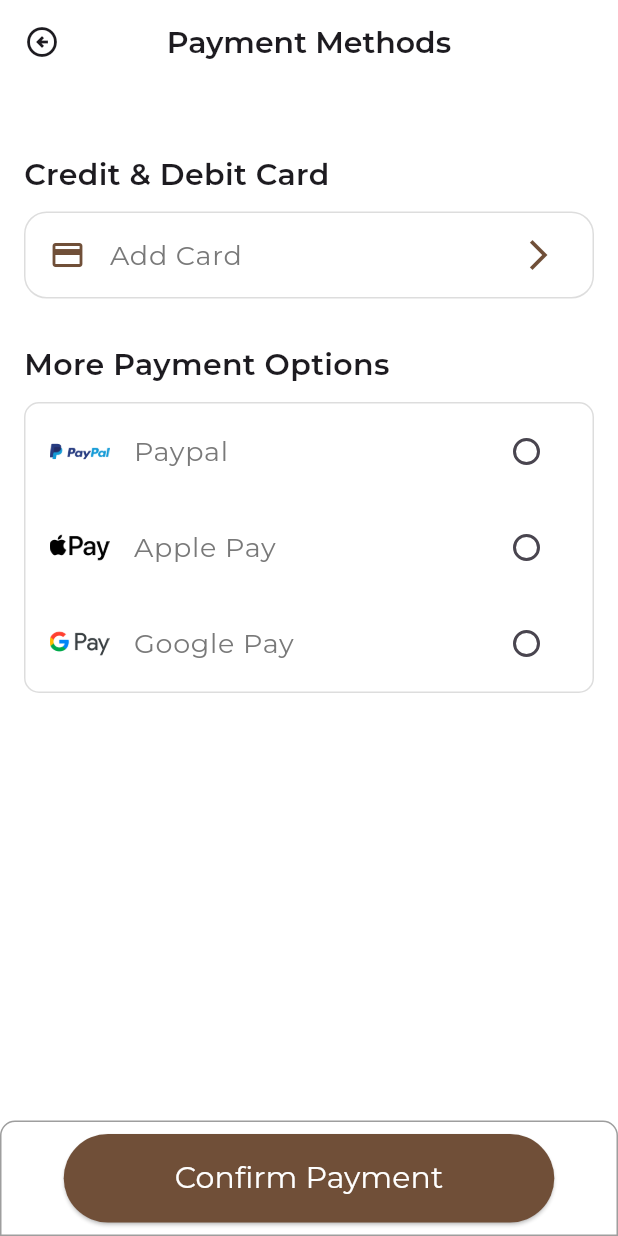
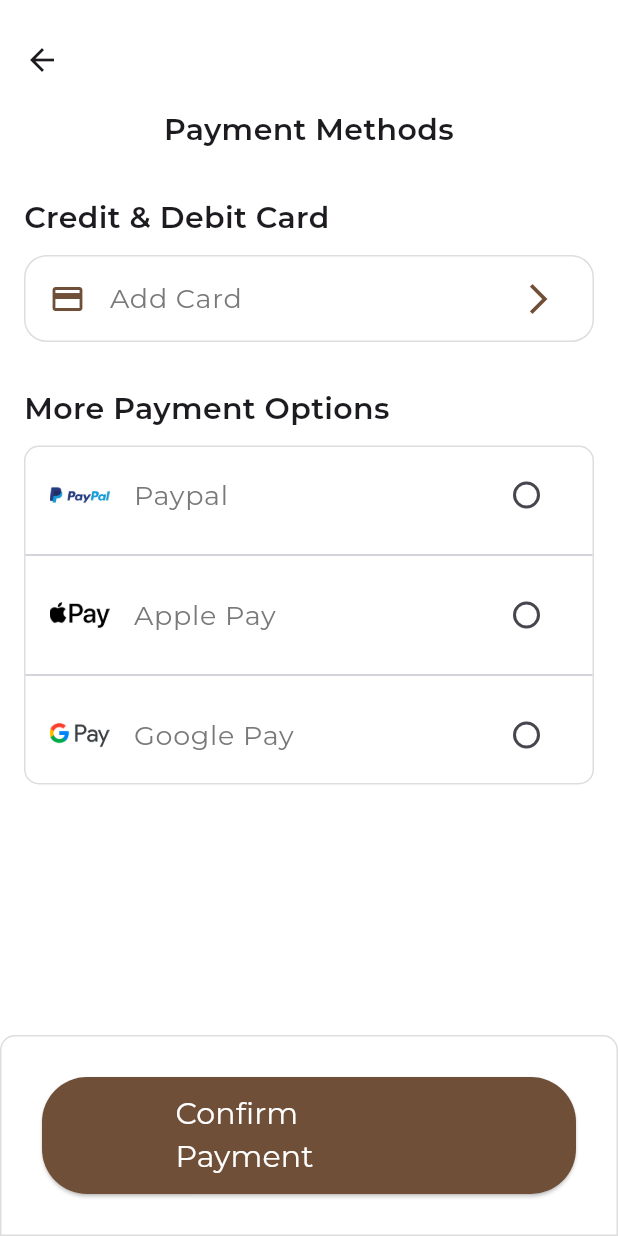
Before and after one commit to Daffaaditya2807/online-store-app-grup3, a Flutter app: the PaymentOptionsPage screen opened directly, on a phone screen of 412 x 824 dp. Run offline on Flutter 3.47's test engine with Material 3 defaults, Android fonts, the phone set to English and light mode, and no system bars; our stand-ins replace buttons_tabbar, google_fonts, persistent_bottom_nav_bar.

Commit message:
menambahkan my_order page (belum revisi) & revisi payments_methods page (minor)

```diff
--- a/lib/page/payments_methods.dart
+++ b/lib/page/payments_methods.dart
@@ -2,24 +2,6 @@ import 'package:flutter/material.dart';
 import 'package:flutter/widgets.dart';
 import 'package:google_fonts/google_fonts.dart';
 import 'package:online_app_final_project/component/list_colour.dart';
-
-// void main() {
-//   runApp(MyApp());
-// }
-
-// class MyApp extends StatelessWidget {
-//   @override
-//   Widget build(BuildContext context) {
-//     return MaterialApp(
-//       title: 'Payment Options',
-//       theme: ThemeData(
-//         primarySwatch: Colors.blue,
-//         visualDensity: VisualDensity.adaptivePlatformDensity,
-//       ),
-//       home: PaymentOptionsPage(),
-//     );
-//   }
-// }
 
 class PaymentOptionsPage extends StatefulWidget {
   @override
@@ -39,31 +21,35 @@ class _PaymentOptionsPageState extends State<PaymentOptionsPage> {
   Widget build(BuildContext context) {
     return Scaffold(
       appBar: AppBar(
-        title: Text(
-          'Payment Methods',
-          style:
-              GoogleFonts.montserrat(fontSize: 20, fontWeight: FontWeight.w600),
-        ),
-        centerTitle: true,
         backgroundColor: Colors.white,
-        leading: IconButton(
-          icon: Icon(Icons.arrow_circle_left_outlined),
+        leading: Padding(
+          padding: EdgeInsets.only(top: 20.0),
+          child: IconButton(
+            icon: Icon(Icons.arrow_back),
             onPressed: () {
               Navigator.of(context).pop();
             },
           ),
         ),
+      ),
       body: Stack(
         children: [
-          // Ubah warna background di sini
           Container(
-            color: Colors.white, // Ganti dengan warna yang diinginkan
+            color: Colors.white,
           ),
           Padding(
             padding: const EdgeInsets.all(16.0),
             child: Column(
               crossAxisAlignment: CrossAxisAlignment.start,
               children: [
+                Center(
+                  child: Text(
+                    'Payment Methods',
+                    textAlign: TextAlign.center,
+                    style: GoogleFonts.montserrat(
+                        fontSize: 20, fontWeight: FontWeight.w600),
+                  ),
+                ),
                 SizedBox(height: 30),
                 _buildCreateDebitCard(),
                 SizedBox(height: 30),
@@ -88,11 +74,13 @@ class _PaymentOptionsPageState extends State<PaymentOptionsPage> {
                         logo: 'assets/paypal.png',
                         value: 'Paypal',
                       ),
+                      Divider(),
                       _buildPaymentOption(
                         title: 'Apple Pay',
                         logo: 'assets/apple-pay.png',
                         value: 'Apple Pay',
                       ),
+                      Divider(),
                       _buildPaymentOption(
                         title: 'Google Pay',
                         logo: 'assets/google-pay.png',
@@ -106,47 +94,6 @@ class _PaymentOptionsPageState extends State<PaymentOptionsPage> {
           ),
           _buildBottomButton(),
         ],
-      ),
-    );
-  }
-
-  Positioned _buildBottomButton() {
-    return Positioned(
-      bottom: 0,
-      left: 0,
-      right: 0,
-      child: Container(
-        decoration: BoxDecoration(
-          color: Colors.white,
-          border: Border.all(color: Colors.grey),
-          borderRadius: BorderRadius.only(
-            topLeft: Radius.circular(10),
-            topRight: Radius.circular(10),
-          ),
-        ),
-        padding: EdgeInsets.all(8.0),
-        child: Center(
-          child: ElevatedButton(
-            onPressed: () {},
-            style: ElevatedButton.styleFrom(
-              backgroundColor: brownSecondary, // Background color
-              shape: RoundedRectangleBorder(
-                borderRadius: BorderRadius.circular(30.0), // Rounded edges
-              ),
-            ),
-            child: Padding(
-              padding:
-                  const EdgeInsets.symmetric(horizontal: 50.0, vertical: 15.0),
-              child: Text(
-                'Confirm Payment',
-                style: GoogleFonts.montserrat(
-                    fontSize: 20,
-                    fontWeight: FontWeight.normal,
-                    color: Colors.white),
-              ),
-            ),
-          ),
-        ),
       ),
     );
   }
@@ -186,9 +133,11 @@ class _PaymentOptionsPageState extends State<PaymentOptionsPage> {
 
   Widget _buildPaymentOption(
       {required String title, required String logo, required String value}) {
-    return Container(
-      margin:
-          EdgeInsets.symmetric(vertical: 4), // margin between internal borders
+    return Column(
+      children: [
+        Container(
+          margin: EdgeInsets.symmetric(
+              vertical: 4), // margin between internal borders
           child: RadioListTile(
             activeColor: brownSecondary,
             controlAffinity: ListTileControlAffinity
@@ -201,7 +150,9 @@ class _PaymentOptionsPageState extends State<PaymentOptionsPage> {
             title: Text(
               title,
               style: GoogleFonts.montserrat(
-              fontSize: 18, fontWeight: FontWeight.normal, color: greyPrimary),
+                  fontSize: 18,
+                  fontWeight: FontWeight.normal,
+                  color: greyPrimary),
             ),
             value: value,
             groupValue: _selectedPaymentMethod,
@@ -209,44 +160,49 @@ class _PaymentOptionsPageState extends State<PaymentOptionsPage> {
               _onPaymentMethodSelected(newValue!);
             },
           ),
+        ),
+      ],
+    );
+  }
+
+  Positioned _buildBottomButton() {
+    return Positioned(
+      bottom: 0,
+      left: 0,
+      right: 0,
+      child: Container(
+        decoration: BoxDecoration(
+          color: Colors.white,
+          border: Border.all(color: Color.fromARGB(215, 215, 215, 215)),
+          borderRadius: BorderRadius.only(
+            topLeft: Radius.circular(10),
+            topRight: Radius.circular(10),
+          ),
+        ),
+        padding: EdgeInsets.all(27.0),
+        child: Center(
+          child: ElevatedButton(
+            onPressed: () {},
+            style: ElevatedButton.styleFrom(
+              backgroundColor: brownSecondary,
+              shape: RoundedRectangleBorder(
+                borderRadius: BorderRadius.circular(30.0),
+              ),
+            ),
+            child: Padding(
+              padding:
+                  const EdgeInsets.symmetric(horizontal: 65.0, vertical: 10.0),
+              child: Text(
+                'Confirm Payment',
+                style: GoogleFonts.montserrat(
+                    fontSize: 20,
+                    fontWeight: FontWeight.normal,
+                    color: Colors.white),
+              ),
+            ),
+          ),
+        ),
+      ),
     );
   }
 }
-
-
-// Widget _buildContainerPaypal() {
-//   return Container(
-//     decoration: BoxDecoration(
-//       border: Border(
-//         left: BorderSide(color: Colors.grey, width: 2.0),
-//         top: BorderSide(color: Colors.grey, width: 2.0),
-//         right: BorderSide(color: Colors.grey, width: 2.0),
-//       ),
-//       borderRadius: BorderRadius.circular(10),
-//     ),
-//   );
-// }
-
-// Widget _buildContainerApplePay() {
-//   return Container(
-//     decoration: BoxDecoration(
-//       border: Border(
-//         left: BorderSide(color: Colors.grey, width: 2.0),
-//         right: BorderSide(color: Colors.grey, width: 2.0),
-//       ),
-//     ),
-//   );
-// }
-
-// Widget _buildContainerGooglePay() {
-//   return Container(
-//     decoration: BoxDecoration(
-//       border: Border(
-//         left: BorderSide(color: Colors.grey, width: 2.0),
-//         bottom: BorderSide(color: Colors.grey, width: 2.0),
-//         right: BorderSide(color: Colors.grey, width: 2.0),
-//       ),
-//       borderRadius: BorderRadius.circular(10),
-//     ),
-//   );
-// }
```
Also changed, not shown: lib/page/my_order.dart (added, +122 -0 lines). Lines whose indentation alone changed are shown as unchanged.
